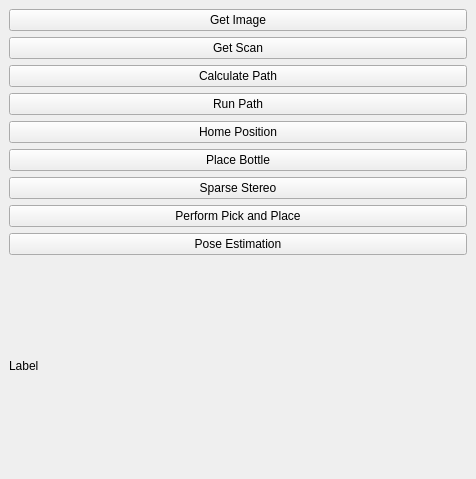
Before: the Qt Designer form RoviSamplePlugin/src/SamplePlugin.ui in martinjakobsgaard/RoVi1, drawn with Qt 5.
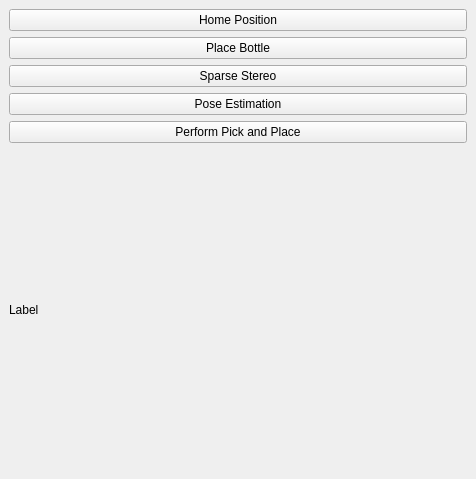
After: the same form once the commit is applied.

What changed in the file:
```diff
--- a/RoviSamplePlugin/src/SamplePlugin.ui
+++ b/RoviSamplePlugin/src/SamplePlugin.ui
@@ -17,34 +17,6 @@
    <layout class="QVBoxLayout" name="verticalLayout_2">
     <item>
      <layout class="QVBoxLayout" name="verticalLayout">
-      <item>
-       <widget class="QPushButton" name="_btn_im">
-        <property name="text">
-         <string>Get Image</string>
-        </property>
-       </widget>
-      </item>
-      <item>
-       <widget class="QPushButton" name="_btn_scan">
-        <property name="text">
-         <string>Get Scan</string>
-        </property>
-       </widget>
-      </item>
-      <item>
-       <widget class="QPushButton" name="_btn0">
-        <property name="text">
-         <string>Calculate Path</string>
-        </property>
-       </widget>
-      </item>
-      <item>
-       <widget class="QPushButton" name="_btn1">
-        <property name="text">
-         <string>Run Path</string>
-        </property>
-       </widget>
-      </item>
       <item>
        <widget class="QPushButton" name="_btn_home">
         <property name="text">
@@ -66,13 +38,6 @@
         </property>
        </widget>
       </item>
-      <item>
-       <widget class="QPushButton" name="_performTask">
-        <property name="text">
-         <string>Perform Pick and Place</string>
-        </property>
-       </widget>
-      </item>
       <item>
        <widget class="QPushButton" name="_btn_pose">
         <property name="text">
@@ -80,6 +45,13 @@
         </property>
        </widget>
       </item>
+      <item>
+       <widget class="QPushButton" name="_performTask">
+        <property name="text">
+         <string>Perform Pick and Place</string>
+        </property>
+       </widget>
+      </item>
       <item>
        <widget class="QLabel" name="_label">
         <property name="text">
```
